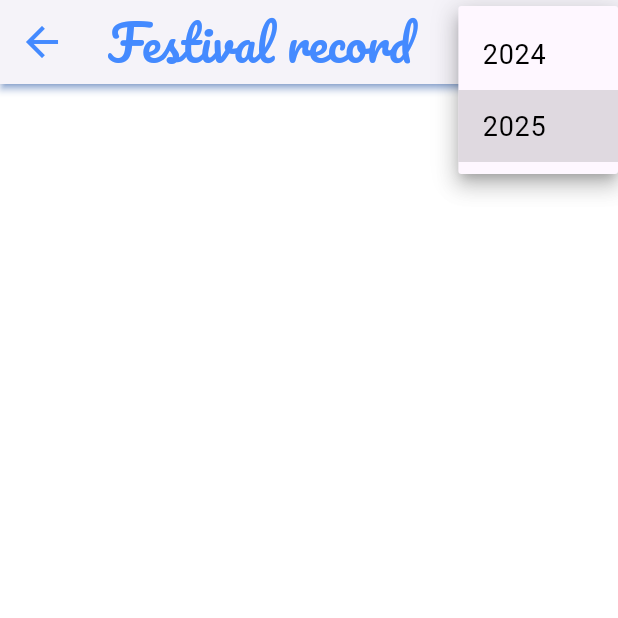
After one commit to jayantadn/vkhillseva, a Flutter app: the FestivalRecord screen opened directly, after a tap on an icon or button, on a phone screen of 412 x 824 dp, the top half of it. The commit adds this screen. Run offline on Flutter 3.47's test engine with Material 3 defaults, Android fonts, the phone set to English and light mode, and no system bars; our stand-ins replace firebase_core, firebase_database, fl_chart, flutter_typeahead, fluttertoast, google_fonts and 6 more; accounts and stored records are empty.

Commit message:
release 1.4.0

```diff
--- a/lib/common/const.dart
+++ b/lib/common/const.dart
@@ -12,7 +12,7 @@ class Const {
   }
 
   final String dbroot = "VKHILLSEVA_01";
-  final String version = "0.19.1";
+  final String version = "1.4.0";
 
   final int fbListenerDelay = 2; // seconds
   final double toolbarIconSize = 32;
--- a/lib/common/fb.dart
+++ b/lib/common/fb.dart
@@ -1,6 +1,7 @@
 import 'dart:async';
 
 import 'package:firebase_database/firebase_database.dart';
+import 'package:intl/intl.dart';
 import 'package:vkhillseva/common/const.dart';
 import 'package:vkhillseva/common/toaster.dart';
 
@@ -103,6 +104,35 @@ class FB {
     }
   }
 
+  Future<List<dynamic>> getListByYear(
+      {required String path, required String year}) async {
+    try {
+      DatabaseReference dbref =
+          FirebaseDatabase.instance.ref("${Const().dbroot}/$path");
+
+      // filter for given year
+      DateTime start = DateTime(int.parse(year), 1, 1);
+      DateTime end = DateTime(int.parse(year), 12, 31, 23, 59, 59, 999);
+
+      final Query query = dbref
+          .orderByKey()
+          .startAt(DateFormat("yyyy-MM-dd").format(start))
+          .endAt(DateFormat("yyyy-MM-dd").format(end));
+
+      DataSnapshot snapshot = await query.get();
+      if (snapshot.value is List) {
+        return List<dynamic>.from(snapshot.value as List);
+      } else if (snapshot.value is Map) {
+        return List<dynamic>.from((snapshot.value as Map).values);
+      } else {
+        return [];
+      }
+    } catch (e) {
+      Toaster().error("Error getting data: $e");
+      return [];
+    }
+  }
+
   Future<void> setValue({required String path, required dynamic value}) async {
     try {
       DatabaseReference dbref =
--- a/lib/common/utils.dart
+++ b/lib/common/utils.dart
@@ -2,6 +2,7 @@ import 'dart:math';
 
 import 'package:flutter/material.dart';
 import 'package:intl/intl.dart';
+import 'package:vkhillseva/common/fb.dart';
 import 'package:vkhillseva/common/local_storage.dart';
 
 class Utils {
@@ -15,10 +16,11 @@ class Utils {
     // init
   }
 
-  String formatIndianCurrency(String amount) {
+  String formatIndianCurrency(int amount) {
     final formatter =
         NumberFormat.currency(locale: 'en_IN', symbol: '₹', decimalDigits: 0);
-    final number = int.parse(amount.replaceAll(RegExp(r'[^\d]'), ''));
+    final number =
+        int.parse(amount.toString().replaceAll(RegExp(r'[^\d]'), ''));
     return formatter.format(number);
   }
 
@@ -57,6 +59,8 @@ class Utils {
     const Color.fromARGB(255, 248, 139, 175),
     Color.fromARGB(255, 235, 124, 255),
   ];
+
+  List<Map<String, String>> festivalIcons = [];
 
   Color getRandomLightColor() {
     return lightColors[DateTime.now().millisecond % lightColors.length];
@@ -102,4 +106,26 @@ class Utils {
       return username;
     }
   }
+
+  Future<void> fetchFestivalIcons() async {
+    if (festivalIcons.isEmpty) {
+      List sevaListRaw = await FB().getList(path: "Settings/NityaSevaList");
+      for (var sevaRaw in sevaListRaw) {
+        Map<String, dynamic> sevaMap = Map<String, dynamic>.from(sevaRaw);
+        festivalIcons.add({
+          'name': sevaMap['name'],
+          'icon': sevaMap['icon'],
+        });
+      }
+    }
+  }
+
+  String getFestivalIcon(String festival) {
+    for (var seva in festivalIcons) {
+      if (seva['name'] == festival) {
+        return seva['icon'] ?? "assets/images/Logo/KrishnaLilaPark_square.png";
+      }
+    }
+    return "";
+  }
 }
--- a/lib/nitya_seva/day_summary.dart
+++ b/lib/nitya_seva/day_summary.dart
@@ -389,8 +389,7 @@ class _DaySummaryState extends State<DaySummary> {
                         child: Text(
                           _grandTotal.isEmpty
                               ? "0"
-                              : Utils().formatIndianCurrency(
-                                  _grandTotal[1].toString()),
+                              : Utils().formatIndianCurrency(_grandTotal[1]),
                           style:
                               Theme.of(context).textTheme.bodyLarge?.copyWith(
                                     color: Colors.white,
@@ -490,8 +489,8 @@ class _DaySummaryState extends State<DaySummary> {
                   child: Center(
                     child: Text(
                       cellIndex == 0 || row[0] != "Amount"
-                          ? cell.toString()
-                          : Utils().formatIndianCurrency(cell.toString()),
+                          ? cell
+                          : Utils().formatIndianCurrency(int.parse(cell)),
                       style: Theme.of(context).textTheme.headlineSmall,
                     ),
                   ),
--- /dev/null
+++ b/lib/nitya_seva/festival.dart
@@ -0,0 +1,289 @@
+import 'dart:async';
+
+import 'package:flutter/material.dart';
+import 'package:intl/intl.dart';
+import 'package:synchronized/synchronized.dart';
+import 'package:vkhillseva/common/const.dart';
+import 'package:vkhillseva/common/fb.dart';
+import 'package:vkhillseva/common/utils.dart';
+import 'package:vkhillseva/nitya_seva/session.dart';
+import 'package:vkhillseva/nitya_seva/ticket_page.dart';
+import 'package:vkhillseva/widgets/loading_overlay.dart';
+import 'package:vkhillseva/common/theme.dart';
+
+class FestivalRecord extends StatefulWidget {
+  final String title;
+  final String icon;
+
+  const FestivalRecord({super.key, required this.title, required this.icon});
+
+  @override
+  _FestivalRecordState createState() => _FestivalRecordState();
+}
+
+class _FestivalRecordState extends State<FestivalRecord> {
+  // scalars
+  final Lock _lock = Lock();
+  bool _isLoading = true;
+  String _selectedYear = "";
+
+  final List<Map<String, dynamic>> _festivals = [
+    {
+      "name": "Vaikuntha Ekadashi",
+      "icon": "assets/images/VKHillDieties/Govinda.png",
+      "sessions": [
+        {
+          'settings': Session.fromJson({
+            'name': "name",
+            'type': "Kumkum Archana",
+            'defaultAmount': 500,
+            'defaultPaymentMode': "UPI",
+            'icon': "assets/images/VKHillDieties/Govinda.png",
+            'sevakarta': "Guest",
+            'timestamp': DateTime.now().toIso8601String(),
+          }),
+          "numTickets": 100,
+          "sumAmount": 50000,
+        }
+      ]
+    }
+  ];
+
+  // lists
+
+  // controllers, listeners and focus nodes
+
+  @override
+  initState() {
+    super.initState();
+
+    _selectedYear = DateFormat("yyyy").format(DateTime.now());
+
+    refresh();
+  }
+
+  @override
+  dispose() {
+    // clear all lists
+
+    // dispose all controllers and focus nodes
+
+    super.dispose();
+  }
+
+  Future<void> refresh() async {
+    setState(() {
+      _isLoading = true;
+    });
+
+    // perform async operations here
+    List datesRaw =
+        await FB().getListByYear(path: "NityaSeva", year: _selectedYear);
+
+    await Utils().fetchFestivalIcons();
+
+    // perform sync operations here
+    await _lock.synchronized(() async {
+      _festivals.clear();
+      for (var dateRaw in datesRaw) {
+        Map<String, dynamic> dateMap = Map<String, dynamic>.from(dateRaw);
+
+        dateMap.forEach((key, valueRaw) {
+          Map<String, dynamic> sessionMap = Map<String, dynamic>.from(valueRaw);
+          Map<String, dynamic> sessionJson =
+              Map<String, dynamic>.from(sessionMap['Settings']);
+          Session session = Session.fromJson(sessionJson);
+          if (session.name != "Nitya Seva" && session.name != "Testing") {
+            Map<String, dynamic> festival = {
+              "name": session.name,
+              "icon": Utils().getFestivalIcon(session.name),
+              "sessions": [
+                {
+                  'settings': session,
+                  "numTickets": 0,
+                  "sumAmount": 0,
+                }
+              ]
+            };
+
+            // check if festival already exists
+            bool found = false;
+            for (var entry in _festivals) {
+              if (entry['name'] == festival['name']) {
+                entry['sessions'].add(festival['sessions'][0]);
+                found = true;
+                break;
+              }
+            }
+
+            if (!found) {
+              _festivals.add(festival);
+            }
+          }
+        });
+      }
+    });
+
+    // sort _festivals by festival['sessions'][0]['settings'].timestamp
+    _festivals.sort((a, b) => a['sessions'][0]['settings']
+        .timestamp
+        .compareTo(b['sessions'][0]['settings'].timestamp));
+
+    // sort sessions inside festivals by timestamp
+    for (var festival in _festivals) {
+      List<Map<String, dynamic>> sessions = festival['sessions'];
+      sessions.sort(
+          (a, b) => a['settings'].timestamp.compareTo(b['settings'].timestamp));
+    }
+
+    // inject the ticket details
+    for (var festival in _festivals) {
+      for (var ss in festival['sessions']) {
+        Session session = ss['settings'];
+        String dbDate = DateFormat("yyyy-MM-dd").format(session.timestamp);
+        String dbSession =
+            session.timestamp.toIso8601String().replaceAll(".", "^");
+        List ticketsRaw =
+            await FB().getList(path: "NityaSeva/$dbDate/$dbSession/Tickets");
+        int numTickets = 0;
+        int sumAmount = 0;
+        for (var ticketRaw in ticketsRaw) {
+          Map<String, dynamic> ticketMap = Map<String, dynamic>.from(ticketRaw);
+
+          Ticket ticket = Ticket.fromJson(ticketMap);
+          sumAmount += ticket.amount;
+          numTickets++;
+        }
+
+        ss['numTickets'] = numTickets;
+        ss['sumAmount'] = sumAmount;
+      }
+    }
+
+    // clear all lists
+    datesRaw.clear();
+
+    setState(() {
+      _isLoading = false;
+    });
+  }
+
+  Widget _createFestivalCards(Map<String, dynamic> festival) {
+    return Card(
+      child: ListTile(
+        title: Column(
+          children: [
+            Row(
+              children: [
+                // image
+                CircleAvatar(
+                  backgroundImage: AssetImage(festival['icon']),
+                ),
+
+                // festival name
+                SizedBox(width: 10),
+                Text(festival['name'],
+                    style: Theme.of(context).textTheme.headlineMedium),
+              ],
+            ),
+            Divider(),
+          ],
+        ),
+        subtitle: Column(
+          crossAxisAlignment: CrossAxisAlignment.start,
+          children: [
+            for (var session in festival['sessions'])
+              Column(
+                children: [
+                  Row(
+                    children: [
+                      // date
+                      Text(
+                          DateFormat("dd-MMM-yyyy")
+                              .format(session['settings'].timestamp),
+                          style: Theme.of(context)
+                              .textTheme
+                              .bodyMedium!
+                              .copyWith(fontWeight: FontWeight.bold)),
+
+                      // seva name
+                      SizedBox(width: 10),
+                      Text(session['settings'].type,
+                          style: Theme.of(context).textTheme.bodyMedium),
+                      Text(session['settings'].timestamp.hour <
+                              Const().morningCutoff
+                          ? " Morning"
+                          : " Evening"),
+                    ],
+                  ),
+                  Row(
+                    children: [
+                      // tickets
+                      Text("Tickets: ${session['numTickets']}",
+                          style: Theme.of(context).textTheme.bodyMedium),
+
+                      // amount
+                      SizedBox(width: 10),
+                      Text(
+                          "Amount: ${Utils().formatIndianCurrency(session['sumAmount'])}",
+                          style: Theme.of(context).textTheme.bodyMedium),
+                    ],
+                  ),
+                  Divider(),
+                ],
+              ),
+          ],
+        ),
+        onTap: () {
+          // handle tap
+        },
+      ),
+    );
+  }
+
+  @override
+  Widget build(BuildContext context) {
+    return Theme(
+      data: themeDefault,
+      child: Stack(
+        children: [
+          Scaffold(
+            appBar: AppBar(
+              title: Text(widget.title),
+              actions: [
+                DropdownButton<String>(
+                  value: _selectedYear,
+                  onChanged: (String? newValue) {
+                    _selectedYear = newValue!;
+                    refresh();
+                  },
+                  items: List.generate(
+                    DateTime.now().year - 2023,
+                    (index) => (2024 + index).toString(),
+                  ).map<DropdownMenuItem<String>>((String value) {
+                    return DropdownMenuItem<String>(
+                      value: value,
+                      child: Text(value,
+                          style: Theme.of(context).textTheme.bodyLarge),
+                    );
+                  }).toList(),
+                )
+              ],
+            ),
+            body: RefreshIndicator(
+              onRefresh: refresh,
+              child: ListView(
+                children: [
+                  for (var entry in _festivals) _createFestivalCards(entry),
+                ],
+              ),
+            ),
+          ),
+
+          // circular progress indicator
+          if (_isLoading) LoadingOverlay(image: widget.icon)
+        ],
+      ),
+    );
+  }
+}
--- a/lib/nitya_seva/nitya_seva.dart
+++ b/lib/nitya_seva/nitya_seva.dart
@@ -8,6 +8,7 @@ import 'package:vkhillseva/common/datatypes.dart';
 import 'package:vkhillseva/common/fb.dart';
 import 'package:vkhillseva/common/toaster.dart';
 import 'package:vkhillseva/common/utils.dart';
+import 'package:vkhillseva/nitya_seva/festival.dart';
 import 'package:vkhillseva/nitya_seva/laddu/laddu.dart';
 import 'package:vkhillseva/nitya_seva/session.dart';
 import 'package:vkhillseva/nitya_seva/tas/tas.dart';
@@ -614,6 +615,7 @@ class _NityaSevaState extends State<NityaSeva> {
         children: [
           Scaffold(
             appBar: AppBar(title: Text(widget.title), actions: [
+              // settings button
               IconButton(
                 icon: Icon(
                   Icons.settings,
@@ -627,6 +629,24 @@ class _NityaSevaState extends State<NityaSeva> {
                   );
                 },
               ),
+
+              // menu button
+              CommonWidgets().createPopupMenu([
+                // festival record
+                MyPopupMenuItem(
+                    text: "Festival Record",
+                    icon: Icons.temple_hindu,
+                    onPressed: () {
+                      Navigator.push(
+                        context,
+                        MaterialPageRoute(
+                            builder: (context) => FestivalRecord(
+                                title: "Festival record",
+                                icon:
+                                    'assets/images/LauncherIcons/NityaSeva.png')),
+                      );
+                    }),
+              ]),
             ]),
             body: Padding(
               padding: const EdgeInsets.all(4.0),
```
Also changed, not shown: 1 other file.
